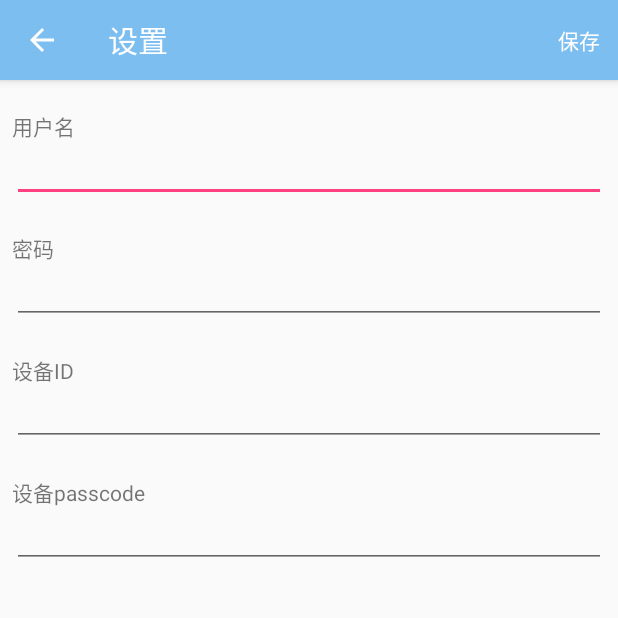
After one commit to ssthouse/SimpleModuo, an Android app: the SettingActivity screen opened directly, with no data from a screen before it, on a phone screen of 412 x 824 dp, the top half of it. The commit adds this screen. Run offline under Robolectric (Android 15) with nearby library versions, the phone set to English and light mode, and no system bars; our stand-ins replace ButterKnife, Timber.

Commit message:
add: setting界面, 逻辑完成

```diff
--- a/app/src/main/AndroidManifest.xml
+++ b/app/src/main/AndroidManifest.xml
@@ -1,5 +1,6 @@
 <?xml version="1.0" encoding="utf-8"?>
 <manifest xmlns:android="http://schemas.android.com/apk/res/android"
+    xmlns:tools="http://schemas.android.com/tools"
     package="com.mingko.simplemoduo">
 
     <!--扫描二维码-->
@@ -42,6 +43,7 @@
         android:allowBackup="true"
         android:icon="@mipmap/ic_launcher"
         android:label="魔哆"
+        tools:replace="android:icon, android:label"
         android:supportsRtl="true"
         android:theme="@style/AppTheme.NoActionBar">
 
@@ -58,6 +60,8 @@
 
         <activity android:name=".activity.MainActivity"/>
 
+        <activity android:name=".activity.SettingActivity"/>
+
         <!--竖直屏幕的二维码扫描activity-->
         <activity
             android:name=".activity.ScanActivity"
--- a/app/src/main/java/com/mingko/simplemoduo/activity/MainActivity.java
+++ b/app/src/main/java/com/mingko/simplemoduo/activity/MainActivity.java
@@ -129,8 +129,9 @@ public class MainActivity extends AppCompatActivity {
                 //开启扫描activity
                 QrCodeUtil.startScan(this);
                 break;
+            case R.id.id_menu_setting:
+                SettingActivity.start(this);
         }
-
         return super.onOptionsItemSelected(item);
     }
 
--- /dev/null
+++ b/app/src/main/java/com/mingko/simplemoduo/activity/SettingActivity.java
@@ -0,0 +1,110 @@
+package com.mingko.simplemoduo.activity;
+
+import android.content.Context;
+import android.content.Intent;
+import android.os.Bundle;
+import android.support.annotation.Nullable;
+import android.support.v7.app.AppCompatActivity;
+import android.support.v7.widget.Toolbar;
+import android.text.TextUtils;
+import android.view.Menu;
+import android.view.MenuItem;
+import android.widget.EditText;
+
+import com.mingko.simplemoduo.R;
+import com.mingko.simplemoduo.control.util.SettingManager;
+import com.mingko.simplemoduo.control.util.Toast;
+
+import butterknife.Bind;
+import butterknife.ButterKnife;
+
+/**
+ * Created by ssthouse on 16/4/21.
+ */
+public class SettingActivity extends AppCompatActivity {
+
+    @Bind(R.id.id_et_username)
+    EditText etUsername;
+
+    @Bind(R.id.id_et_password)
+    EditText etPassword;
+
+    @Bind(R.id.id_et_did)
+    EditText etDid;
+
+    @Bind(R.id.id_et_passcode)
+    EditText etPasscode;
+
+    public static void start(Context context) {
+        Intent intent = new Intent(context, SettingActivity.class);
+        context.startActivity(intent);
+    }
+
+    @Override
+    protected void onCreate(@Nullable Bundle savedInstanceState) {
+        super.onCreate(savedInstanceState);
+        setContentView(R.layout.activity_setting);
+        ButterKnife.bind(this);
+        initView();
+    }
+
+    private void initView() {
+        setSupportActionBar((Toolbar) findViewById(R.id.id_tb));
+        getSupportActionBar().setTitle("设置");
+        getSupportActionBar().setDisplayHomeAsUpEnabled(true);
+
+        initSettingView();
+    }
+
+    //初始化settingView
+    private void initSettingView() {
+        SettingManager settingManager = SettingManager.getInstance(this);
+
+        etUsername.setText(settingManager.getUserName());
+        etPassword.setText(settingManager.getPassword());
+
+        etDid.setText(settingManager.getCurrentDid());
+        etPasscode.setText(settingManager.getPasscode());
+    }
+
+    //保存当前setting
+    private void saveSetting() {
+        SettingManager settingManager = SettingManager.getInstance(this);
+        String username = etUsername.getText() + "";
+        String password = etPassword.getText() + "";
+        String did = etDid.getText() + "";
+        String passcode = etPasscode.getText() + "";
+        //判空
+        if (TextUtils.isEmpty(did)
+                || TextUtils.isEmpty(passcode)) {
+            Toast.show("did和passcode不可为空");
+            return;
+        }
+        settingManager.setUserName(username);
+        settingManager.setPassword(password);
+        settingManager.setCurrentDid(did);
+        settingManager.setPasscode(passcode);
+    }
+
+    //******************* menu ********************************
+
+    @Override
+    public boolean onCreateOptionsMenu(Menu menu) {
+        getMenuInflater().inflate(R.menu.menu_setting, menu);
+        return super.onCreateOptionsMenu(menu);
+    }
+
+    @Override
+    public boolean onOptionsItemSelected(MenuItem item) {
+        switch (item.getItemId()) {
+            case android.R.id.home:
+                finish();
+                break;
+            case R.id.id_menu_save_setting:
+                //保存设置
+                saveSetting();
+                break;
+        }
+        return super.onOptionsItemSelected(item);
+    }
+}
--- a/app/src/main/java/com/mingko/simplemoduo/control/util/SettingManager.java
+++ b/app/src/main/java/com/mingko/simplemoduo/control/util/SettingManager.java
@@ -45,7 +45,6 @@ public class SettingManager {
      */
     private static final String USER_NAME = "username";
     private static final String PASSWORD = "password";
-    private static final String KEY_GESTURE_LOCK = "gesture_lock";
     // 用户登陆缓存数据
     private static final String TOKEN = "token";
     private static final String UID = "uid";
--- a/app/src/main/res/layout/activity_main.xml
+++ b/app/src/main/res/layout/activity_main.xml
@@ -4,7 +4,6 @@
     android:id="@+id/id_drawer_layout"
     android:layout_width="match_parent"
     android:layout_height="match_parent"
-    android:fitsSystemWindows="true"
     tools:context=".activity.MainActivity">
 
 
@@ -15,6 +14,5 @@
         android:id="@+id/id_fragment_container"
         android:layout_width="match_parent"
         android:layout_height="match_parent"
-        android:layout_marginTop="?attr/actionBarSize"
         android:orientation="horizontal" />
 </LinearLayout>
--- /dev/null
+++ b/app/src/main/res/layout/activity_setting.xml
@@ -0,0 +1,71 @@
+<?xml version="1.0" encoding="utf-8"?>
+<LinearLayout xmlns:android="http://schemas.android.com/apk/res/android"
+    android:layout_width="match_parent"
+    android:layout_height="match_parent"
+    android:orientation="vertical">
+
+    <include layout="@layout/toolbar" />
+
+    <LinearLayout
+        android:layout_width="match_parent"
+        android:layout_height="match_parent"
+        android:orientation="vertical"
+        android:paddingLeft="8dp"
+        android:paddingRight="8dp">
+
+        <!--用户名-->
+        <TextView
+            android:layout_width="match_parent"
+            android:layout_height="wrap_content"
+            android:layout_marginTop="20dp"
+            android:text="用户名" />
+
+        <EditText
+            android:id="@+id/id_et_username"
+            android:layout_width="match_parent"
+            android:layout_height="40dp"
+            android:maxLines="1" />
+
+        <!--密码-->
+        <TextView
+            android:layout_width="match_parent"
+            android:layout_height="wrap_content"
+            android:layout_marginTop="20dp"
+            android:text="密码" />
+
+        <EditText
+            android:id="@+id/id_et_password"
+            android:layout_width="match_parent"
+            android:layout_height="40dp"
+            android:maxLines="1" />
+
+        <!--设备ID-->
+        <TextView
+            android:layout_width="match_parent"
+            android:layout_height="wrap_content"
+            android:layout_marginTop="20dp"
+            android:text="设备ID" />
+
+        <EditText
+            android:id="@+id/id_et_did"
+            android:layout_width="match_parent"
+            android:layout_height="40dp"
+            android:maxLines="1" />
+
+
+        <!--设备passcode-->
+        <TextView
+            android:layout_width="match_parent"
+            android:layout_height="wrap_content"
+            android:layout_marginTop="20dp"
+            android:text="设备passcode" />
+
+        <EditText
+            android:id="@+id/id_et_passcode"
+            android:layout_width="match_parent"
+            android:layout_height="40dp"
+            android:maxLines="1" />
+
+    </LinearLayout>
+
+</LinearLayout>
--- a/app/src/main/res/menu/menu_main.xml
+++ b/app/src/main/res/menu/menu_main.xml
@@ -8,4 +8,9 @@
         android:title="添加魔哆"
         app:showAsAction="never" />
 
+    <item android:id="@+id/id_menu_setting"
+        android:title="设置"
+        app:showAsAction="never"/>
+
+
 </menu>
--- /dev/null
+++ b/app/src/main/res/menu/menu_setting.xml
@@ -0,0 +1,9 @@
+<?xml version="1.0" encoding="utf-8"?>
+<menu xmlns:android="http://schemas.android.com/apk/res/android"
+    xmlns:app="http://schemas.android.com/apk/res-auto">
+
+    <item android:id="@+id/id_menu_save_setting"
+        android:title="保存"
+        app:showAsAction="always"/>
+
+</menu>
--- a/build.gradle
+++ b/build.gradle
@@ -15,10 +15,6 @@ allprojects {
     repositories {
         jcenter()
         maven { url "https://jitpack.io" }
-        maven { url "https://oss.sonatype.org/content/repositories/snapshots/" }
-        maven {
-            url "http://maven.bughd.com/public"
-        }
     }
 }
 
```
Also changed, not shown: app/build.gradle (+7 -6 lines), 1 other file.
